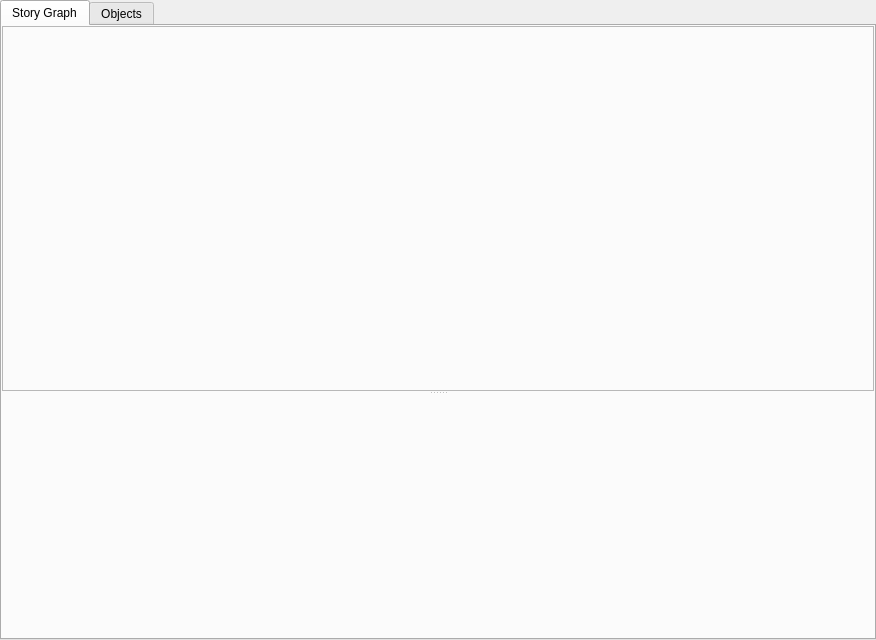
This is packages/Mock/StoryView/StoryView.ui in tommo/gii as Qt 5 draws it before an edit. The edited form follows.
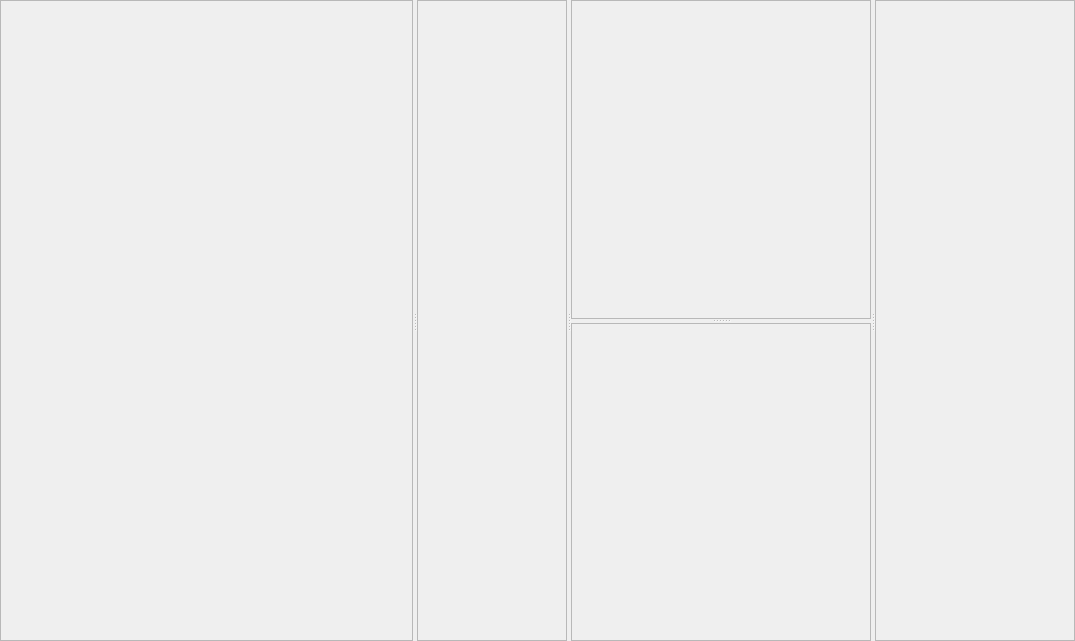
This is the edited form.

Commit message: start adding story graph editor

What changed in the file:
```diff
--- a/packages/Mock/StoryView/StoryView.ui
+++ b/packages/Mock/StoryView/StoryView.ui
@@ -6,36 +6,83 @@
    <rect>
     <x>0</x>
     <y>0</y>
-    <width>876</width>
-    <height>640</height>
+    <width>1075</width>
+    <height>641</height>
    </rect>
   </property>
   <property name="windowTitle">
    <string>Form</string>
   </property>
-  <layout class="QHBoxLayout" name="horizontalLayout">
-   <property name="margin">
-    <number>0</number>
-   </property>
-   <item>
-    <widget class="QTabWidget" name="tabWidget">
-     <property name="currentIndex">
-      <number>0</number>
-     </property>
-     <widget class="QWidget" name="tabStory">
-      <attribute name="title">
-       <string>Story Graph</string>
-      </attribute>
       <layout class="QVBoxLayout" name="verticalLayout">
        <property name="margin">
         <number>0</number>
        </property>
        <item>
+    <widget class="QSplitter" name="splitter_2">
+     <property name="orientation">
+      <enum>Qt::Horizontal</enum>
+     </property>
+     <widget class="QFrame" name="containerBrowser">
+      <property name="sizePolicy">
+       <sizepolicy hsizetype="Fixed" vsizetype="Preferred">
+        <horstretch>0</horstretch>
+        <verstretch>0</verstretch>
+       </sizepolicy>
+      </property>
+      <property name="minimumSize">
+       <size>
+        <width>120</width>
+        <height>0</height>
+       </size>
+      </property>
+      <property name="frameShape">
+       <enum>QFrame::StyledPanel</enum>
+      </property>
+      <property name="frameShadow">
+       <enum>QFrame::Raised</enum>
+      </property>
+     </widget>
         <widget class="QSplitter" name="splitter">
          <property name="orientation">
+       <enum>Qt::Horizontal</enum>
+      </property>
+      <widget class="QFrame" name="containerOutline">
+       <property name="sizePolicy">
+        <sizepolicy hsizetype="Minimum" vsizetype="Preferred">
+         <horstretch>0</horstretch>
+         <verstretch>0</verstretch>
+        </sizepolicy>
+       </property>
+       <property name="minimumSize">
+        <size>
+         <width>150</width>
+         <height>0</height>
+        </size>
+       </property>
+       <property name="frameShape">
+        <enum>QFrame::StyledPanel</enum>
+       </property>
+       <property name="frameShadow">
+        <enum>QFrame::Raised</enum>
+       </property>
+      </widget>
+      <widget class="QSplitter" name="splitterMain">
+       <property name="orientation">
           <enum>Qt::Vertical</enum>
          </property>
          <widget class="QFrame" name="containerGraph">
+        <property name="sizePolicy">
+         <sizepolicy hsizetype="Expanding" vsizetype="Preferred">
+          <horstretch>0</horstretch>
+          <verstretch>0</verstretch>
+         </sizepolicy>
+        </property>
+        <property name="minimumSize">
+         <size>
+          <width>300</width>
+          <height>0</height>
+         </size>
+        </property>
           <property name="frameShape">
            <enum>QFrame::StyledPanel</enum>
           </property>
@@ -43,33 +90,28 @@
            <enum>QFrame::Raised</enum>
           </property>
          </widget>
-         <widget class="QWidget" name="layoutWidget">
-          <layout class="QHBoxLayout" name="horizontalLayout_2">
-           <item>
-            <widget class="QWidget" name="containerScope" native="true">
+       <widget class="QFrame" name="containerContent">
              <property name="sizePolicy">
               <sizepolicy hsizetype="Expanding" vsizetype="Preferred">
                <horstretch>0</horstretch>
                <verstretch>0</verstretch>
               </sizepolicy>
              </property>
-            </widget>
-           </item>
-           <item>
-            <spacer name="horizontalSpacer">
-             <property name="orientation">
-              <enum>Qt::Horizontal</enum>
-             </property>
-             <property name="sizeHint" stdset="0">
+        <property name="minimumSize">
               <size>
-               <width>40</width>
-               <height>20</height>
-              </size>
-             </property>
-            </spacer>
-           </item>
-           <item>
-            <widget class="QWidget" name="containerProperty" native="true">
+          <width>200</width>
+          <height>0</height>
+         </size>
+        </property>
+        <property name="frameShape">
+         <enum>QFrame::StyledPanel</enum>
+        </property>
+        <property name="frameShadow">
+         <enum>QFrame::Raised</enum>
+        </property>
+       </widget>
+      </widget>
+      <widget class="QFrame" name="containerProperty">
              <property name="sizePolicy">
               <sizepolicy hsizetype="Minimum" vsizetype="Preferred">
                <horstretch>0</horstretch>
@@ -82,40 +124,6 @@
                <height>0</height>
               </size>
              </property>
-            </widget>
-           </item>
-          </layout>
-         </widget>
-        </widget>
-       </item>
-      </layout>
-     </widget>
-     <widget class="QWidget" name="tabObjects">
-      <attribute name="title">
-       <string>Objects</string>
-      </attribute>
-      <layout class="QHBoxLayout" name="horizontalLayout_3">
-       <property name="margin">
-        <number>0</number>
-       </property>
-       <item>
-        <widget class="QWidget" name="containerObjectIndex" native="true">
-         <property name="minimumSize">
-          <size>
-           <width>100</width>
-           <height>0</height>
-          </size>
-         </property>
-        </widget>
-       </item>
-       <item>
-        <widget class="QFrame" name="containerObjectList">
-         <property name="sizePolicy">
-          <sizepolicy hsizetype="Expanding" vsizetype="Preferred">
-           <horstretch>0</horstretch>
-           <verstretch>0</verstretch>
-          </sizepolicy>
-         </property>
          <property name="frameShape">
           <enum>QFrame::StyledPanel</enum>
          </property>
@@ -123,8 +131,6 @@
           <enum>QFrame::Raised</enum>
          </property>
         </widget>
-       </item>
-      </layout>
      </widget>
     </widget>
    </item>
```
Lines whose indentation alone changed are shown as unchanged. The commit also changes 10 other files.
